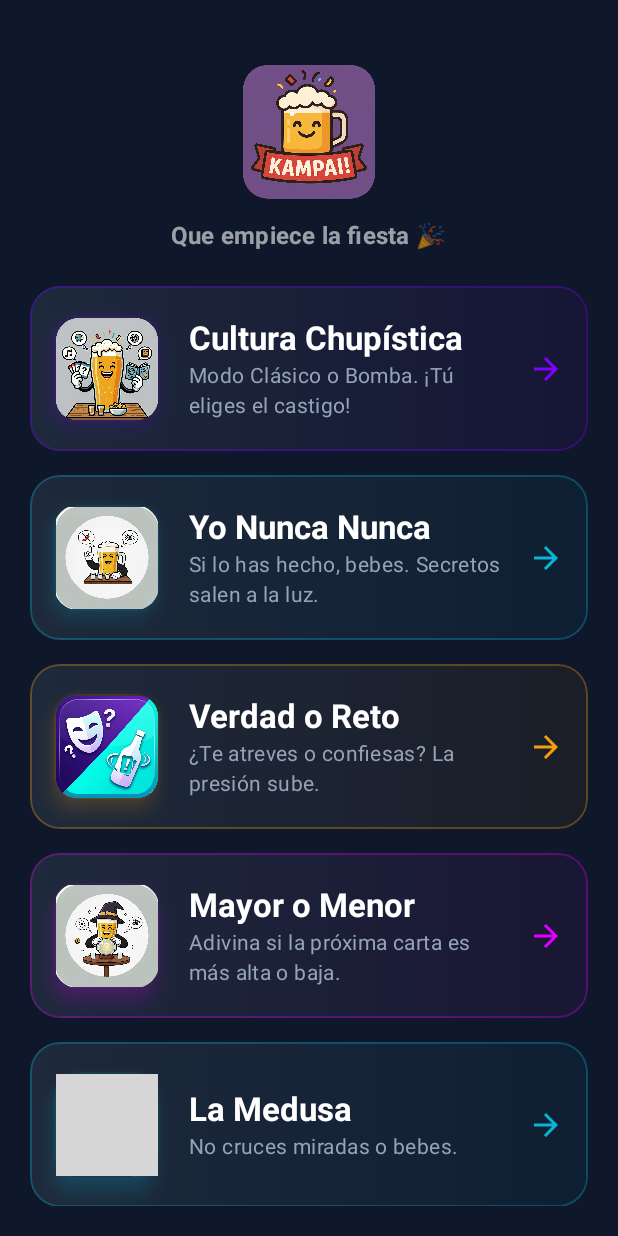
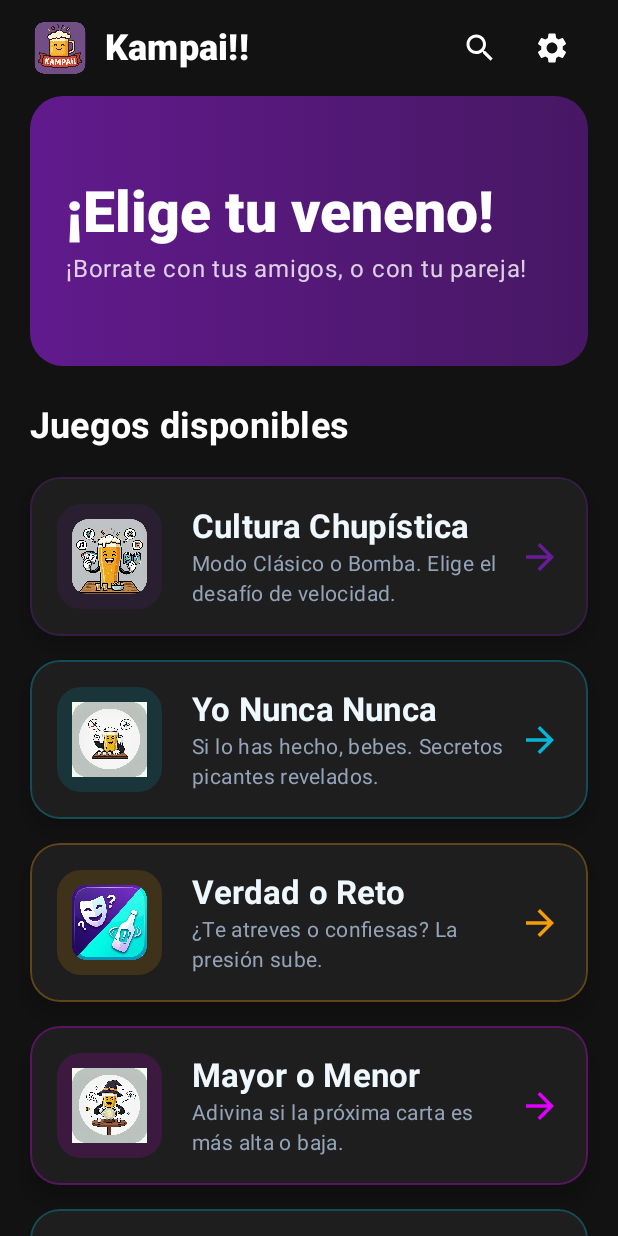
Before and after one commit to JeremyDuoc/kampai_app, an Android app built with Jetpack Compose: the screen it shows after launch (MainActivity), on a phone screen of 412 x 824 dp. Run offline under Robolectric (Android 15) with nearby library versions, the phone set to English and light mode, and no system bars; our stand-ins replace Dagger/Hilt's generated code; grey boxes are pictures that could not be loaded.

Commit message:
mejora de logica de la bomba y cultura chupistica

```diff
--- a/app/src/main/java/com/example/kampai/data/GameRepository.kt
+++ b/app/src/main/java/com/example/kampai/data/GameRepository.kt
@@ -1,36 +1,29 @@
 package com.example.kampai.data
 
+import androidx.compose.ui.graphics.Color
 import com.example.kampai.domain.models.GameModel
-import com.example.kampai.ui.theme.*
+import com.example.kampai.ui.theme.* // Importa todos los colores del tema
 import com.example.kampai.R
 import javax.inject.Inject
 
 class GameRepository @Inject constructor() {
     fun getGames(): List<GameModel> {
         return listOf(
-            // 1. "La Bomba" ELIMINADA de aquí (ahora será un modo dentro de Cultura)
-
-            // 2. "Cultura Chupística" ACTUALIZADA
+            // CULTURA CHUPÍSTICA (CONSOLIDADOS CULTURA + BOMBA)
             GameModel(
                 id = "culture",
                 title = "Cultura Chupística",
-                // Actualizamos la descripción para reflejar los dos modos
-                description = "Modo Clásico o Bomba. ¡Tú eliges el castigo!",
-                // --- AQUÍ CAMBIAS EL ICONO ---
-                // Cambia 'ic_users' por el nombre de tu nuevo icono en drawable
-                iconRes = R.drawable.culture,
+                description = "Modo Clásico o Bomba. Elige el desafío de velocidad.",
+                iconRes = R.drawable.culture, // <--- Icono PNG
                 color = PrimaryViolet,
-                // Cambiamos la ruta para ir a la selección de modo en lugar del juego directo
-                route = "culture_selection"
+                route = "culture_selection" // Rota para la pantalla de selección de modo
             ),
-
-            // ... (El resto de juegos se mantienen igual) ...
 
             GameModel(
                 id = "never_have_i_ever",
                 title = "Yo Nunca Nunca",
-                description = "Si lo has hecho, bebes. Secretos salen a la luz.",
-                iconRes = R.drawable.never, // <--- Cambia este icono si quieres
+                description = "Si lo has hecho, bebes. Secretos picantes revelados.",
+                iconRes = R.drawable.never, // <--- Icono PNG
                 color = AccentCyan,
                 route = "game_never"
             ),
@@ -38,7 +31,7 @@ class GameRepository @Inject constructor() {
                 id = "truth_or_dare",
                 title = "Verdad o Reto",
                 description = "¿Te atreves o confiesas? La presión sube.",
-                iconRes = R.drawable.truth, // <--- Cambia este icono si quieres
+                iconRes = R.drawable.truth, // <--- Icono PNG
                 color = AccentAmber,
                 route = "game_truth"
             ),
@@ -46,7 +39,7 @@ class GameRepository @Inject constructor() {
                 id = "high_low",
                 title = "Mayor o Menor",
                 description = "Adivina si la próxima carta es más alta o baja.",
-                iconRes = R.drawable.highlow, // <--- Cambia este icono si quieres
+                iconRes = R.drawable.highlow, // <--- Icono PNG
                 color = SecondaryPink,
                 route = "game_highlow"
             ),
@@ -54,7 +47,7 @@ class GameRepository @Inject constructor() {
                 id = "medusa",
                 title = "La Medusa",
                 description = "No cruces miradas o bebes.",
-                iconRes = R.drawable.medusa, // <--- Cambia este icono si quieres
+                iconRes = R.drawable.medusa, // <--- Icono PNG
                 color = AccentCyan,
                 route = "game_medusa"
             ),
@@ -62,7 +55,7 @@ class GameRepository @Inject constructor() {
                 id = "charades",
                 title = "Mímica Borracha",
                 description = "Actúa sin hablar. Tu equipo debe adivinar.",
-                iconRes = R.drawable.mimic, //
+                iconRes = R.drawable.mimic, // <--- Icono PNG
                 color = AccentAmber,
                 route = "game_charades"
             ),
@@ -70,7 +63,7 @@ class GameRepository @Inject constructor() {
                 id = "roulette",
                 title = "Ruleta Rusa",
                 description = "6 cámaras, 1 disparo. ¿Tendrás suerte?",
-                iconRes = R.drawable.ruleta, //
+                iconRes = R.drawable.ruleta, // <--- Icono PNG
                 color = AccentRed,
                 route = "game_roulette"
             ),
@@ -78,7 +71,7 @@ class GameRepository @Inject constructor() {
                 id = "judge",
                 title = "El Juez",
                 description = "Obedece la regla absurda o bebe.",
-                iconRes = R.drawable.juez, // <--- Cambia este icono si quieres
+                iconRes = R.drawable.juez, // <--- Icono PNG
                 color = AccentAmber,
                 route = "game_judge"
             ),
@@ -86,7 +79,7 @@ class GameRepository @Inject constructor() {
                 id = "staring",
                 title = "Duelo de Miradas",
                 description = "El primero en parpadear pierde.",
-                iconRes = R.drawable.duelo, // <--- Cambia este icono si quieres
+                iconRes = R.drawable.duelo, // <--- Icono PNG
                 color = PrimaryViolet,
                 route = "game_staring"
             )
--- a/app/src/main/java/com/example/kampai/ui/theme/Color.kt
+++ b/app/src/main/java/com/example/kampai/ui/theme/Color.kt
@@ -3,17 +3,18 @@ package com.example.kampai.ui.theme
 import androidx.compose.ui.graphics.Brush
 import androidx.compose.ui.graphics.Color
 
-val PrimaryViolet = Color(0xFF7F00FF)
+// Cores revisadas para estética Ilustrativa/Playful Dark
+val PrimaryViolet = Color(0xFF6A1B9A) // Un violeta más profundo y rico
 val SecondaryPink = Color(0xFFE100FF)
-val BackgroundDark = Color(0xFF0F172A)
-val SurfaceDark = Color(0xFF1E293B)
+val BackgroundDark = Color(0xFF121212) // Fondo muy oscuro para contraste
+val SurfaceDark = Color(0xFF1E1E1E) // Fondo de tarjetas más sutil
 val AccentCyan = Color(0xFF06B6D4)
 val AccentRed = Color(0xFFEF4444)
 val AccentAmber = Color(0xFFF59E0B)
-val TextWhite = Color(0xFFF8FAFC)
+val TextWhite = Color(0xFFF0F8FF)
 val TextGray = Color(0xFF94A3B8)
 
-// Gradientes para efectos visuales
+// Gradientes para efectos visuales (se mantienen los originales)
 val BombGradient = Brush.verticalGradient(
     colors = listOf(
         Color(0xFFFF6B6B),
@@ -32,7 +33,7 @@ val MedusaGradient = Brush.verticalGradient(
 
 val VioletGradient = Brush.horizontalGradient(
     colors = listOf(
-        Color(0xFF7F00FF),
+        Color(0xFF6A1B9A), // Usando el nuevo PrimaryViolet
         Color(0xFFE100FF)
     )
 )
--- a/app/src/main/java/com/example/kampai/ui/theme/Type.kt
+++ b/app/src/main/java/com/example/kampai/ui/theme/Type.kt
@@ -7,9 +7,8 @@ import androidx.compose.ui.text.font.FontWeight
 import androidx.compose.ui.unit.sp
 
 // Por ahora usamos la fuente por defecto del sistema
-// Si quieres añadir fuentes personalizadas, descarga archivos .ttf
-// y colócalos en res/font/
 val KampaiFontFamily = FontFamily.Default
+val KampaiDisplayFont = FontFamily.Default
 
 val Typography = Typography(
     displayLarge = TextStyle(
@@ -54,18 +53,19 @@ val Typography = Typography(
         lineHeight = 32.sp,
         letterSpacing = 0.sp
     ),
+    // TÍTULO PROFESIONAL
     titleLarge = TextStyle(
-        fontFamily = KampaiFontFamily,
-        fontWeight = FontWeight.Bold,
-        fontSize = 22.sp,
-        lineHeight = 28.sp,
-        letterSpacing = 0.sp
+        fontFamily = KampaiDisplayFont,
+        fontWeight = FontWeight.ExtraBold,
+        fontSize = 26.sp,
+        lineHeight = 30.sp,
+        letterSpacing = 0.15.sp // Reducción de 0.5.sp a 0.15.sp para mejor lectura
     ),
     titleMedium = TextStyle(
         fontFamily = KampaiFontFamily,
         fontWeight = FontWeight.Bold,
-        fontSize = 16.sp,
-        lineHeight = 24.sp,
+        fontSize = 18.sp,
+        lineHeight = 26.sp,
         letterSpacing = 0.15.sp
     ),
     titleSmall = TextStyle(
--- a/app/src/main/java/com/example/kampai/ui/theme/home/HomeScreen.kt
+++ b/app/src/main/java/com/example/kampai/ui/theme/home/HomeScreen.kt
@@ -1,19 +1,27 @@
+// Rediseño completo del HomeScreen.
+// Enfoque: Limpio, profesional, con jerarquía clara y énfasis en el color de los iconos.
+
 package com.example.kampai.ui.theme.home
 
-import androidx.compose.animation.core.*
+import androidx.compose.animation.animateColorAsState
+import androidx.compose.animation.core.Spring
+import androidx.compose.animation.core.animateFloatAsState
+import androidx.compose.animation.core.spring
+import androidx.compose.animation.core.tween
 import androidx.compose.foundation.Image
 import androidx.compose.foundation.background
 import androidx.compose.foundation.border
-import androidx.compose.foundation.clickable
+import androidx.compose.foundation.gestures.detectTapGestures
 import androidx.compose.foundation.layout.*
 import androidx.compose.foundation.lazy.LazyColumn
 import androidx.compose.foundation.lazy.items
+import androidx.compose.material.icons.filled.ArrowForward
 import androidx.compose.foundation.shape.RoundedCornerShape
 import androidx.compose.material.icons.Icons
-import androidx.compose.material.icons.filled.ArrowForward
-import androidx.compose.material3.Icon
-import androidx.compose.material3.MaterialTheme
-import androidx.compose.material3.Text
+import androidx.compose.material.icons.filled.Notifications
+import androidx.compose.material.icons.filled.Search
+import androidx.compose.material.icons.filled.Settings
+import androidx.compose.material3.*
 import androidx.compose.runtime.*
 import androidx.compose.ui.Alignment
 import androidx.compose.ui.Modifier
@@ -22,16 +30,18 @@ import androidx.compose.ui.draw.scale
 import androidx.compose.ui.draw.shadow
 import androidx.compose.ui.graphics.Brush
 import androidx.compose.ui.graphics.Color
-import androidx.compose.ui.graphics.vector.ImageVector
+import androidx.compose.ui.input.pointer.pointerInput
 import androidx.compose.ui.layout.ContentScale
 import androidx.compose.ui.res.painterResource
-import androidx.compose.ui.res.vectorResource
 import androidx.compose.ui.text.font.FontWeight
 import androidx.compose.ui.text.style.TextOverflow
 import androidx.compose.ui.unit.dp
+import androidx.compose.ui.unit.sp
 import androidx.hilt.navigation.compose.hiltViewModel
 import com.example.kampai.R
 import com.example.kampai.domain.models.GameModel
+import com.example.kampai.ui.theme.PrimaryViolet
+import com.example.kampai.ui.theme.SurfaceDark
 import com.example.kampai.ui.theme.TextGray
 
 @Composable
@@ -41,145 +51,179 @@ fun HomeScreen(
 ) {
     val games by viewModel.games.collectAsState()
 
-    Column(
+    LazyColumn(
         modifier = Modifier
             .fillMaxSize()
-            .background(MaterialTheme.colorScheme.background)
-            .padding(20.dp)
+            .background(MaterialTheme.colorScheme.background),
+        contentPadding = PaddingValues(bottom = 26.dp)
     ) {
-        HeaderSection()
-        Spacer(modifier = Modifier.height(24.dp))
-        GamesList(games, onGameSelected)
+        item { TopBarSection() }
+        item { HeroBanner() }
+        item { SectionTitle("Juegos disponibles") }
+        items(games) { game -> GameCardRedesigned(game, onGameSelected) }
     }
 }
 
+// ---------------- TOP BAR (Optimizado) ------------------
 @Composable
-fun HeaderSection() {
-    Column(
-        modifier = Modifier.fillMaxWidth(),
-        horizontalAlignment = Alignment.CenterHorizontally
+fun TopBarSection() {
+    Row(
+        modifier = Modifier
+            .fillMaxWidth()
+            .padding(horizontal = 20.dp, vertical = 8.dp),
+        horizontalArrangement = Arrangement.SpaceBetween,
+        verticalAlignment = Alignment.CenterVertically
     ) {
-        // Logo con animación de entrada
-        val scale = remember { Animatable(0.8f) }
-
-        LaunchedEffect(Unit) {
-            scale.animateTo(
-                targetValue = 1f,
-                animationSpec = spring(
-                    dampingRatio = Spring.DampingRatioMediumBouncy,
-                    stiffness = Spring.StiffnessLow
+        Row(verticalAlignment = Alignment.CenterVertically) {
+            Image(
+                painter = painterResource(R.drawable.logo_kampai),
+                contentDescription = "Logo Kampai",
+                modifier = Modifier
+                    .height(40.dp)
+                    .clip(RoundedCornerShape(8.dp)),
+                contentScale = ContentScale.Fit
             )
+            Spacer(modifier = Modifier.width(10.dp))
+            Text(
+                text = "Kampai!!",
+                style = MaterialTheme.typography.titleLarge.copy(
+                    fontWeight = FontWeight.Black,
+                    fontSize = 24.sp
+                ),
+                color = Color.White
             )
         }
 
-        Image(
-            painter = painterResource(id = R.drawable.logo_kampai),
-            contentDescription = "Logo Kampai",
-            modifier = Modifier
-                .height(120.dp)
-                .fillMaxWidth()
-                .padding(top = 16.dp)
-                .scale(scale.value),
-            contentScale = ContentScale.Fit
-        )
-
-        Spacer(modifier = Modifier.height(8.dp))
-
-        Text(
-            text = "Que empiece la fiesta 🎉",
-            style = MaterialTheme.typography.titleMedium,
-            color = MaterialTheme.colorScheme.onSurface.copy(alpha = 0.6f)
-        )
+        Row(verticalAlignment = Alignment.CenterVertically) {
+            IconButton(onClick = {}) {
+                Icon(Icons.Default.Search, contentDescription = "Buscar", tint = Color.White)
             }
+            IconButton(onClick = {}) {
+                Icon(Icons.Default.Settings, contentDescription = "Configuracion", tint = Color.White)
             }
-
-@Composable
-fun GamesList(games: List<GameModel>, onGameSelected: (String) -> Unit) {
-    LazyColumn(
-        verticalArrangement = Arrangement.spacedBy(16.dp),
-        contentPadding = PaddingValues(bottom = 20.dp)
-    ) {
-        items(games) { game ->
-            GameCard(game, onGameSelected)
         }
     }
 }
 
+// ---------------- HERO BANNER (Limpio y legible) ------------------
 @Composable
-fun GameCard(game: GameModel, onClick: (String) -> Unit) {
-    var isPressed by remember { mutableStateOf(false) }
+fun HeroBanner() {
+    Box(
+        modifier = Modifier
+            .fillMaxWidth()
+            .padding(horizontal = 20.dp)
+            .height(180.dp)
+            .clip(RoundedCornerShape(22.dp))
+            .background(
+                Brush.horizontalGradient(
+                    listOf(
+                        PrimaryViolet.copy(alpha = 0.9f),
+                        PrimaryViolet.copy(alpha = 0.6f)
+                    )
+                )
+            )
+    ) {
+        Column(
+            modifier = Modifier
+                .align(Alignment.CenterStart)
+                .padding(24.dp)
+        ) {
+            Text(
+                text = "¡Elige tu veneno!",
+                style = MaterialTheme.typography.headlineLarge.copy(
+                    fontWeight = FontWeight.Black,
+                    fontSize = 38.sp
+                ),
+                color = Color.White
+            )
+            Spacer(modifier = Modifier.height(6.dp))
+            Text(
+                text = "¡Borrate con tus amigos, o con tu pareja!",
+                style = MaterialTheme.typography.bodyLarge,
+                color = Color.White.copy(alpha = 0.8f) // Mejor contraste
+            )
+        }
+    }
+    Spacer(Modifier.height(26.dp))
+}
+
+// ---------------- SECTION TITLE ------------------
+@Composable
+fun SectionTitle(text: String) {
+    Text(
+        text = text,
+        modifier = Modifier.padding(start = 20.dp, bottom = 12.dp),
+        style = MaterialTheme.typography.titleLarge.copy(fontSize = 24.sp, fontWeight = FontWeight.Bold),
+        color = Color.White
+    )
+}
+
+@Composable
+fun GameCardRedesigned(game: GameModel, onClick: (String) -> Unit) {
+    var pressed by remember { mutableStateOf(false) }
 
     val scale by animateFloatAsState(
-        targetValue = if (isPressed) 0.95f else 1f,
+        targetValue = if (pressed) 0.97f else 1f,
         animationSpec = spring(
             dampingRatio = Spring.DampingRatioMediumBouncy,
             stiffness = Spring.StiffnessLow
-        ),
-        label = "scale"
+        ), label = "scaleAnim"
     )
 
+    val cardColor by animateColorAsState(
+        targetValue = if (pressed) game.color.copy(alpha = 0.18f) else SurfaceDark,
+        animationSpec = tween(150), // Animación rápida de color
+        label = "colorAnim"
+    )
+
+    Card(
+        modifier = Modifier
+            .padding(horizontal = 20.dp, vertical = 8.dp)
+            .fillMaxWidth()
+            .scale(scale)
+            .pointerInput(Unit) {
+                detectTapGestures(
+                    onPress = {
+                        pressed = true
+                        try { awaitRelease() } finally { pressed = false }
+                    },
+                    onTap = { onClick(game.route) }
+                )
+            },
+        shape = RoundedCornerShape(20.dp),
+        colors = CardDefaults.cardColors(containerColor = cardColor),
+        elevation = CardDefaults.cardElevation(defaultElevation = 8.dp)
+    ) {
         Row(
             modifier = Modifier
                 .fillMaxWidth()
-            .height(110.dp)
-            .scale(scale)
-            .clip(RoundedCornerShape(20.dp))
-            .background(
-                brush = Brush.horizontalGradient(
-                    colors = listOf(
-                        MaterialTheme.colorScheme.surface,
-                        game.color.copy(alpha = 0.05f)
-                    )
-                )
-            )
-            .border(
-                width = 1.dp,
-                color = game.color.copy(alpha = 0.3f),
-                shape = RoundedCornerShape(20.dp)
-            )
-            .clickable {
-                onClick(game.route)
-            }
-            .padding(16.dp),
+                // Borde sutil usando el color del juego para definición
+                .border(1.dp, game.color.copy(alpha = 0.3f), RoundedCornerShape(20.dp))
+                .padding(18.dp),
             verticalAlignment = Alignment.CenterVertically
         ) {
-        // Icono con efecto glow
+            // Icono
             Box(
                 modifier = Modifier
                     .size(70.dp)
-                .shadow(
-                    elevation = 8.dp,
-                    shape = RoundedCornerShape(16.dp),
-                    ambientColor = game.color,
-                    spotColor = game.color
-                )
-                .background(
-                    brush = Brush.radialGradient(
-                        colors = listOf(
-                            game.color.copy(alpha = 0.3f),
-                            game.color.copy(alpha = 0.1f)
-                        )
-                    ),
-                    shape = RoundedCornerShape(16.dp)
-                ),
+                    .clip(RoundedCornerShape(16.dp))
+                    .background(game.color.copy(alpha = 0.15f)), // Fondo que resalta el icono colorido
                 contentAlignment = Alignment.Center
             ) {
-            Icon(
-                painter = painterResource(id = game.iconRes), // <--- USAR ESTO PARA PNG
+                Image(
+                    painter = painterResource(game.iconRes),
                     contentDescription = null,
-                // Importante: Si tu PNG tiene colores propios y quieres que se vean, usa Color.Unspecified.
-                tint = Color.Unspecified,
-                modifier = Modifier.size(68.dp) // Aumenta un poco el tamaño si el PNG se ve chico
+                    modifier = Modifier.size(50.dp) // Icono más grande
                 )
             }
 
             Spacer(modifier = Modifier.width(20.dp))
 
+            // Texto principal
             Column(modifier = Modifier.weight(1f)) {
                 Text(
                     text = game.title,
-                style = MaterialTheme.typography.titleLarge,
-                color = Color.White,
+                    style = MaterialTheme.typography.titleLarge.copy(fontSize = 22.sp),
                     fontWeight = FontWeight.Bold
                 )
                 Spacer(modifier = Modifier.height(4.dp))
@@ -192,14 +236,13 @@ fun GameCard(game: GameModel, onClick: (String) -> Unit) {
                 )
             }
 
-        Spacer(modifier = Modifier.width(12.dp))
-
-        // Flecha con gradiente
+            // Flecha
             Icon(
-            imageVector = Icons.Filled.ArrowForward,
+                Icons.Filled.ArrowForward,
                 contentDescription = null,
-            tint = game.color,
-            modifier = Modifier.size(24.dp)
+                modifier = Modifier.size(28.dp),
+                tint = game.color
             )
         }
     }
+}
```
Lines whose indentation alone changed are shown as unchanged.
